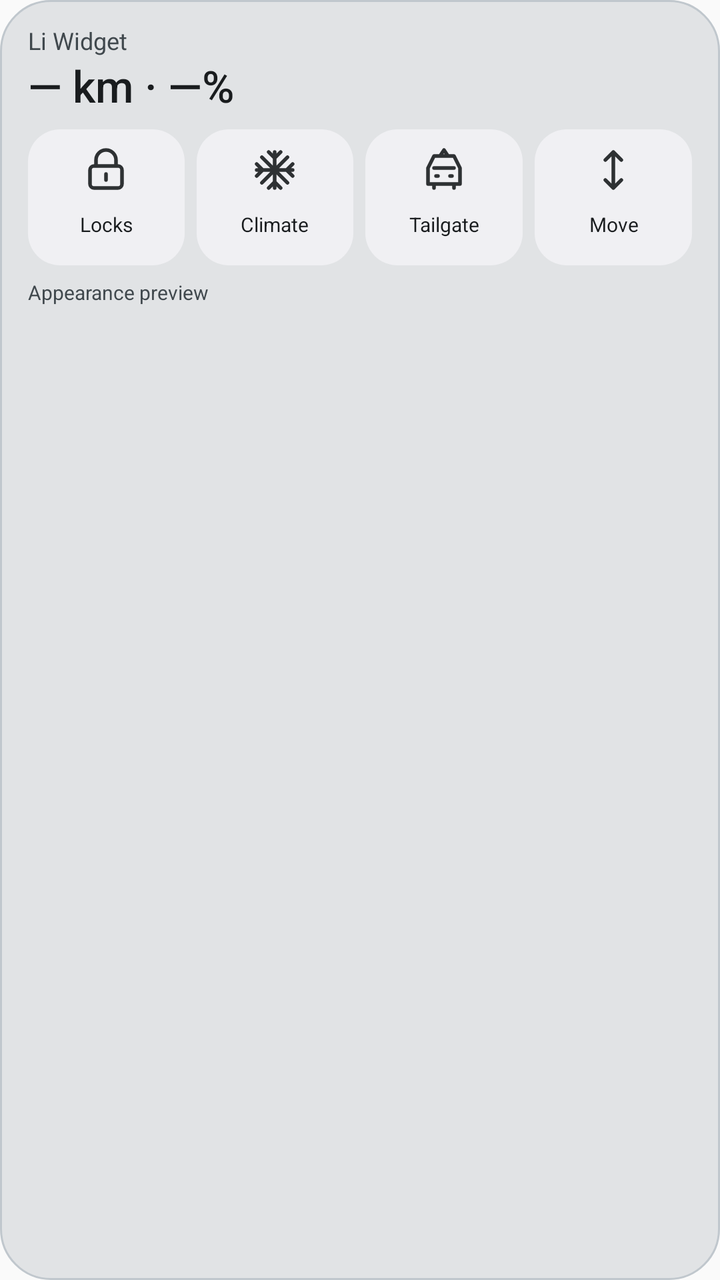
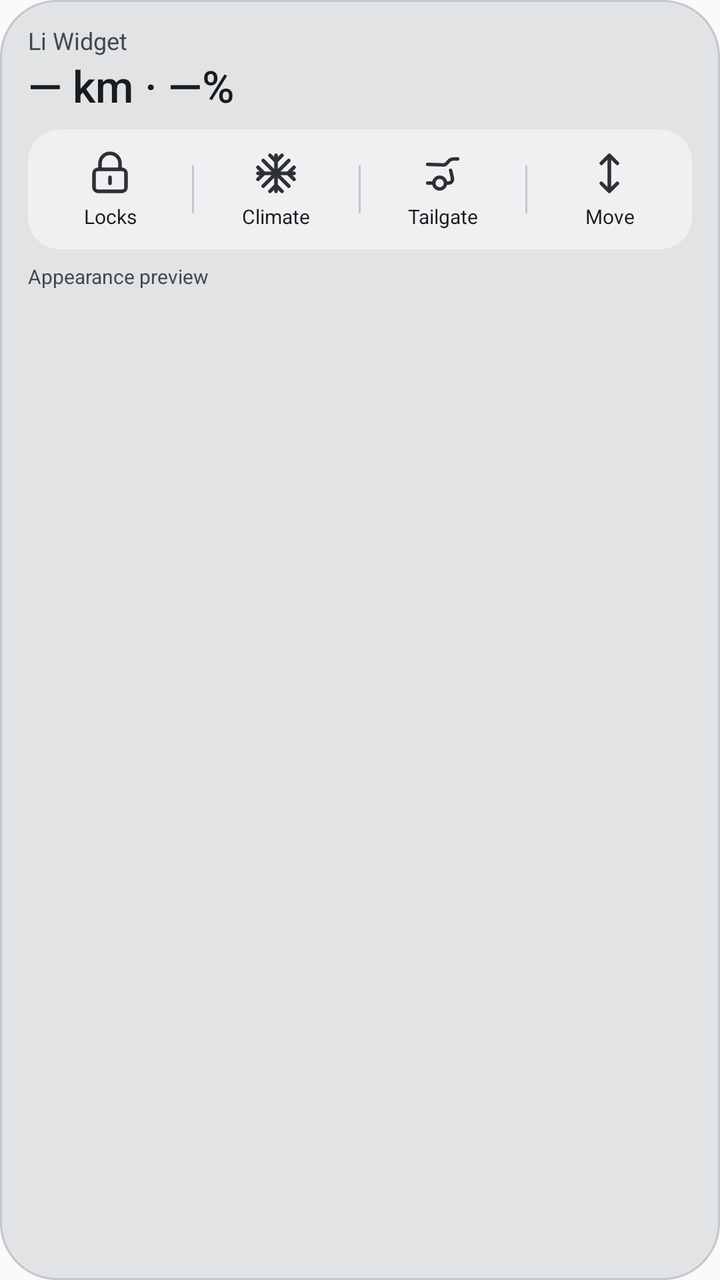

An Android layout rendered at two revisions. The XML below is the earlier revision; the diff shows what the commit changed to produce the second picture.
<!-- AndroidManifest.xml: application theme android:Theme.Material.Light.NoActionBar -->
<!-- res/layout/widget_picker_preview.xml -->
<LinearLayout xmlns:android="http://schemas.android.com/apk/res/android" android:layout_width="match_parent" android:layout_height="wrap_content" android:orientation="vertical" android:padding="14dp" android:background="@drawable/surface_system">
 <TextView android:layout_width="match_parent" android:layout_height="wrap_content" android:text="@string/app_name" android:textColor="@color/widget_initial_secondary" android:textSize="12sp" android:includeFontPadding="false"/>
 <TextView android:layout_width="match_parent" android:layout_height="wrap_content" android:layout_marginTop="3dp" android:layout_marginBottom="8dp" android:text="@string/preview_metrics" android:textColor="@color/widget_initial_primary" android:textSize="22sp" android:fontFamily="sans-serif-medium" android:includeFontPadding="false"/>
 <LinearLayout android:layout_width="match_parent" android:layout_height="wrap_content" android:orientation="horizontal"><LinearLayout android:layout_width="0dp" android:layout_weight="1" android:layout_height="wrap_content" android:minHeight="68dp" android:layout_marginEnd="6dp" android:gravity="center" android:orientation="vertical" android:padding="5dp" android:background="@drawable/preview_panel">
 <ImageView android:layout_width="24dp" android:layout_height="24dp" android:src="@drawable/preview_lock" android:tint="@color/widget_initial_icon" android:importantForAccessibility="no"/>
 <TextView android:layout_width="match_parent" android:layout_height="wrap_content" android:layout_marginTop="4dp" android:text="@string/action_locks" android:textColor="@color/widget_initial_primary" android:textSize="10sp" android:gravity="center" android:maxLines="2" android:minLines="2" android:includeFontPadding="false"/>
</LinearLayout><LinearLayout android:layout_width="0dp" android:layout_weight="1" android:layout_height="wrap_content" android:minHeight="68dp" android:layout_marginEnd="6dp" android:gravity="center" android:orientation="vertical" android:padding="5dp" android:background="@drawable/preview_panel">
 <ImageView android:layout_width="24dp" android:layout_height="24dp" android:src="@drawable/preview_climate" android:tint="@color/widget_initial_icon" android:importantForAccessibility="no"/>
 <TextView android:layout_width="match_parent" android:layout_height="wrap_content" android:layout_marginTop="4dp" android:text="@string/action_climate" android:textColor="@color/widget_initial_primary" android:textSize="10sp" android:gravity="center" android:maxLines="2" android:minLines="2" android:includeFontPadding="false"/>
</LinearLayout><LinearLayout android:layout_width="0dp" android:layout_weight="1" android:layout_height="wrap_content" android:minHeight="68dp" android:layout_marginEnd="6dp" android:gravity="center" android:orientation="vertical" android:padding="5dp" android:background="@drawable/preview_panel">
 <ImageView android:layout_width="24dp" android:layout_height="24dp" android:src="@drawable/preview_tailgate" android:tint="@color/widget_initial_icon" android:importantForAccessibility="no"/>
 <TextView android:layout_width="match_parent" android:layout_height="wrap_content" android:layout_marginTop="4dp" android:text="@string/action_tailgate" android:textColor="@color/widget_initial_primary" android:textSize="10sp" android:gravity="center" android:maxLines="2" android:minLines="2" android:includeFontPadding="false"/>
</LinearLayout><LinearLayout android:layout_width="0dp" android:layout_weight="1" android:layout_height="wrap_content" android:minHeight="68dp" android:layout_marginEnd="0dp" android:gravity="center" android:orientation="vertical" android:padding="5dp" android:background="@drawable/preview_panel">
 <ImageView android:layout_width="24dp" android:layout_height="24dp" android:src="@drawable/preview_move" android:tint="@color/widget_initial_icon" android:importantForAccessibility="no"/>
 <TextView android:layout_width="match_parent" android:layout_height="wrap_content" android:layout_marginTop="4dp" android:text="@string/action_move" android:textColor="@color/widget_initial_primary" android:textSize="10sp" android:gravity="center" android:maxLines="2" android:minLines="2" android:includeFontPadding="false"/>
</LinearLayout></LinearLayout>
 <TextView android:layout_width="match_parent" android:layout_height="wrap_content" android:layout_marginTop="8dp" android:text="@string/preview_caption" android:textColor="@color/widget_initial_secondary" android:textSize="10sp" android:includeFontPadding="false"/>
</LinearLayout>
<!-- resources referenced by this layout -->
<resources>
  <color name="widget_initial_icon">@android:color/system_neutral1_800</color>
  <color name="widget_initial_primary">@android:color/system_neutral1_900</color>
  <color name="widget_initial_secondary">@android:color/system_neutral2_700</color>
  <!-- drawable preview_climate (drawable) -->
  <vector xmlns:android="http://schemas.android.com/apk/res/android" android:width="24dp" android:height="24dp" android:viewportWidth="24" android:viewportHeight="24"><path android:fillColor="@android:color/transparent" android:strokeColor="#FFFFFFFF" android:strokeWidth="1.8" android:strokeLineCap="round" android:strokeLineJoin="round" android:pathData="M12,3v18M3,12h18M5.6,5.6l12.8,12.8M5.6,18.4L18.4,5.6M9,3l3,3l3,-3M9,21l3,-3l3,3M3,9l3,3l-3,3M21,9l-3,3l3,3"/></vector>
  <!-- drawable preview_lock (drawable) -->
  <vector xmlns:android="http://schemas.android.com/apk/res/android" android:width="24dp" android:height="24dp" android:viewportWidth="24" android:viewportHeight="24"><path android:fillColor="@android:color/transparent" android:strokeColor="#FFFFFFFF" android:strokeWidth="1.8" android:strokeLineCap="round" android:strokeLineJoin="round" android:pathData="M7,10V7a5,5 0,0 1,10,0v3M6,10h12a2,2 0,0 1,2,2v7a2,2 0,0 1,-2,2H6a2,2 0,0 1,-2,-2v-7a2,2 0,0 1,2,-2M12,14v3"/></vector>
  <!-- drawable preview_move (drawable) -->
  <vector xmlns:android="http://schemas.android.com/apk/res/android" android:width="24dp" android:height="24dp" android:viewportWidth="24" android:viewportHeight="24"><path android:fillColor="@android:color/transparent" android:strokeColor="#FFFFFFFF" android:strokeWidth="1.8" android:strokeLineCap="round" android:strokeLineJoin="round" android:pathData="M12,3v18M8,7l4,-4l4,4M8,17l4,4l4,-4"/></vector>
  <!-- drawable preview_panel (drawable) -->
  <shape xmlns:android="http://schemas.android.com/apk/res/android"><solid android:color="@color/widget_initial_panel"/><corners android:radius="16dp"/></shape>
  <!-- drawable preview_tailgate (drawable) -->
  <vector xmlns:android="http://schemas.android.com/apk/res/android" android:width="24dp" android:height="24dp" android:viewportWidth="24" android:viewportHeight="24"><path android:fillColor="@android:color/transparent" android:strokeColor="#FFFFFFFF" android:strokeWidth="1.8" android:strokeLineCap="round" android:strokeLineJoin="round" android:pathData="M4,11l3,-6h10l3,6v8H4Z M7,19v2M17,19v2M7,11h10M8,15h1M15,15h1M10,5l2,-3l2,3"/></vector>
  <!-- drawable surface_system (drawable) -->
  <shape xmlns:android="http://schemas.android.com/apk/res/android"><solid android:color="@color/widget_initial_background"/><corners android:radius="25dp"/><stroke android:width="1dp" android:color="@color/widget_initial_outline"/></shape>
  <string name="action_climate">Climate</string>
  <string name="action_locks">Locks</string>
  <string name="action_move">Move</string>
  <string name="action_tailgate">Tailgate</string>
  <string name="app_name">Li Widget</string>
  <string name="preview_caption">Appearance preview</string>
  <string name="preview_metrics">— km · —%</string>
  <color name="widget_initial_panel">@android:color/system_neutral1_50</color>
  <color name="widget_initial_background">@android:color/system_neutral1_100</color>
  <color name="widget_initial_outline">@android:color/system_neutral2_200</color>
</resources>

<!-- the commit's change to res/layout/widget_picker_preview.xml (unified diff, before → after) -->
@@ -1,18 +1,26 @@
-<LinearLayout xmlns:android="http://schemas.android.com/apk/res/android" android:layout_width="match_parent" android:layout_height="wrap_content" android:orientation="vertical" android:padding="14dp" android:background="@drawable/surface_system">
- <TextView android:layout_width="match_parent" android:layout_height="wrap_content" android:text="@string/app_name" android:textColor="@color/widget_initial_secondary" android:textSize="12sp" android:includeFontPadding="false"/>
- <TextView android:layout_width="match_parent" android:layout_height="wrap_content" android:layout_marginTop="3dp" android:layout_marginBottom="8dp" android:text="@string/preview_metrics" android:textColor="@color/widget_initial_primary" android:textSize="22sp" android:fontFamily="sans-serif-medium" android:includeFontPadding="false"/>
- <LinearLayout android:layout_width="match_parent" android:layout_height="wrap_content" android:orientation="horizontal"><LinearLayout android:layout_width="0dp" android:layout_weight="1" android:layout_height="wrap_content" android:minHeight="68dp" android:layout_marginEnd="6dp" android:gravity="center" android:orientation="vertical" android:padding="5dp" android:background="@drawable/preview_panel">
- <ImageView android:layout_width="24dp" android:layout_height="24dp" android:src="@drawable/preview_lock" android:tint="@color/widget_initial_icon" android:importantForAccessibility="no"/>
- <TextView android:layout_width="match_parent" android:layout_height="wrap_content" android:layout_marginTop="4dp" android:text="@string/action_locks" android:textColor="@color/widget_initial_primary" android:textSize="10sp" android:gravity="center" android:maxLines="2" android:minLines="2" android:includeFontPadding="false"/>
-</LinearLayout><LinearLayout android:layout_width="0dp" android:layout_weight="1" android:layout_height="wrap_content" android:minHeight="68dp" android:layout_marginEnd="6dp" android:gravity="center" android:orientation="vertical" android:padding="5dp" android:background="@drawable/preview_panel">
- <ImageView android:layout_width="24dp" android:layout_height="24dp" android:src="@drawable/preview_climate" android:tint="@color/widget_initial_icon" android:importantForAccessibility="no"/>
- <TextView android:layout_width="match_parent" android:layout_height="wrap_content" android:layout_marginTop="4dp" android:text="@string/action_climate" android:textColor="@color/widget_initial_primary" android:textSize="10sp" android:gravity="center" android:maxLines="2" android:minLines="2" android:includeFontPadding="false"/>
-</LinearLayout><LinearLayout android:layout_width="0dp" android:layout_weight="1" android:layout_height="wrap_content" android:minHeight="68dp" android:layout_marginEnd="6dp" android:gravity="center" android:orientation="vertical" android:padding="5dp" android:background="@drawable/preview_panel">
- <ImageView android:layout_width="24dp" android:layout_height="24dp" android:src="@drawable/preview_tailgate" android:tint="@color/widget_initial_icon" android:importantForAccessibility="no"/>
- <TextView android:layout_width="match_parent" android:layout_height="wrap_content" android:layout_marginTop="4dp" android:text="@string/action_tailgate" android:textColor="@color/widget_initial_primary" android:textSize="10sp" android:gravity="center" android:maxLines="2" android:minLines="2" android:includeFontPadding="false"/>
-</LinearLayout><LinearLayout android:layout_width="0dp" android:layout_weight="1" android:layout_height="wrap_content" android:minHeight="68dp" android:layout_marginEnd="0dp" android:gravity="center" android:orientation="vertical" android:padding="5dp" android:background="@drawable/preview_panel">
- <ImageView android:layout_width="24dp" android:layout_height="24dp" android:src="@drawable/preview_move" android:tint="@color/widget_initial_icon" android:importantForAccessibility="no"/>
- <TextView android:layout_width="match_parent" android:layout_height="wrap_content" android:layout_marginTop="4dp" android:text="@string/action_move" android:textColor="@color/widget_initial_primary" android:textSize="10sp" android:gravity="center" android:maxLines="2" android:minLines="2" android:includeFontPadding="false"/>
-</LinearLayout></LinearLayout>
- <TextView android:layout_width="match_parent" android:layout_height="wrap_content" android:layout_marginTop="8dp" android:text="@string/preview_caption" android:textColor="@color/widget_initial_secondary" android:textSize="10sp" android:includeFontPadding="false"/>
+﻿<LinearLayout xmlns:android="http://schemas.android.com/apk/res/android" android:layout_width="match_parent" android:layout_height="wrap_content" android:orientation="vertical" android:padding="14dp" android:background="@drawable/surface_system">
+  <TextView android:layout_width="match_parent" android:layout_height="wrap_content" android:text="@string/app_name" android:textColor="@color/widget_initial_secondary" android:textSize="12sp" android:includeFontPadding="false" />
+  <TextView android:layout_width="match_parent" android:layout_height="wrap_content" android:layout_marginTop="3dp" android:layout_marginBottom="8dp" android:text="@string/preview_metrics" android:textColor="@color/widget_initial_primary" android:textSize="22sp" android:fontFamily="sans-serif-medium" android:includeFontPadding="false" />
+  <LinearLayout android:layout_width="match_parent" android:layout_height="wrap_content" android:orientation="horizontal" android:background="@drawable/preview_panel" android:gravity="center_vertical" android:baselineAligned="false">
+    <LinearLayout android:layout_width="0dp" android:layout_weight="1" android:layout_height="wrap_content" android:minHeight="60dp" android:gravity="center" android:orientation="vertical" android:padding="5dp">
+      <ImageView android:layout_width="24dp" android:layout_height="24dp" android:src="@drawable/preview_lock" android:tint="@color/widget_initial_icon" android:importantForAccessibility="no" />
+      <TextView android:layout_width="match_parent" android:layout_height="wrap_content" android:layout_marginTop="4dp" android:text="@string/action_locks" android:textColor="@color/widget_initial_primary" android:textSize="10sp" android:gravity="center" android:maxLines="2" android:includeFontPadding="false" />
+    </LinearLayout>
+    <TextView android:layout_width="1dp" android:layout_height="24dp" android:background="@color/widget_initial_outline" android:importantForAccessibility="no" />
+    <LinearLayout android:layout_width="0dp" android:layout_weight="1" android:layout_height="wrap_content" android:minHeight="60dp" android:gravity="center" android:orientation="vertical" android:padding="5dp">
+      <ImageView android:layout_width="24dp" android:layout_height="24dp" android:src="@drawable/preview_climate" android:tint="@color/widget_initial_icon" android:importantForAccessibility="no" />
+      <TextView android:layout_width="match_parent" android:layout_height="wrap_content" android:layout_marginTop="4dp" android:text="@string/action_climate" android:textColor="@color/widget_initial_primary" android:textSize="10sp" android:gravity="center" android:maxLines="2" android:includeFontPadding="false" />
+    </LinearLayout>
+    <TextView android:layout_width="1dp" android:layout_height="24dp" android:background="@color/widget_initial_outline" android:importantForAccessibility="no" />
+    <LinearLayout android:layout_width="0dp" android:layout_weight="1" android:layout_height="wrap_content" android:minHeight="60dp" android:gravity="center" android:orientation="vertical" android:padding="5dp">
+      <ImageView android:layout_width="24dp" android:layout_height="24dp" android:src="@drawable/preview_tailgate" android:tint="@color/widget_initial_icon" android:importantForAccessibility="no" />
+      <TextView android:layout_width="match_parent" android:layout_height="wrap_content" android:layout_marginTop="4dp" android:text="@string/action_tailgate" android:textColor="@color/widget_initial_primary" android:textSize="10sp" android:gravity="center" android:maxLines="2" android:includeFontPadding="false" />
+    </LinearLayout>
+    <TextView android:layout_width="1dp" android:layout_height="24dp" android:background="@color/widget_initial_outline" android:importantForAccessibility="no" />
+    <LinearLayout android:layout_width="0dp" android:layout_weight="1" android:layout_height="wrap_content" android:minHeight="60dp" android:gravity="center" android:orientation="vertical" android:padding="5dp">
+      <ImageView android:layout_width="24dp" android:layout_height="24dp" android:src="@drawable/preview_move" android:tint="@color/widget_initial_icon" android:importantForAccessibility="no" />
+      <TextView android:layout_width="match_parent" android:layout_height="wrap_content" android:layout_marginTop="4dp" android:text="@string/action_move" android:textColor="@color/widget_initial_primary" android:textSize="10sp" android:gravity="center" android:maxLines="2" android:includeFontPadding="false" />
+    </LinearLayout>
+  </LinearLayout>
+  <TextView android:layout_width="match_parent" android:layout_height="wrap_content" android:layout_marginTop="8dp" android:text="@string/preview_caption" android:textColor="@color/widget_initial_secondary" android:textSize="10sp" android:includeFontPadding="false" />
 </LinearLayout>
<!-- resource entries referenced after the edit -->
@@ -12,9 +12,16 @@
   <!-- drawable preview_panel (drawable) -->
   <shape xmlns:android="http://schemas.android.com/apk/res/android"><solid android:color="@color/widget_initial_panel"/><corners android:radius="16dp"/></shape>
   <!-- drawable preview_tailgate (drawable) -->
-  <vector xmlns:android="http://schemas.android.com/apk/res/android" android:width="24dp" android:height="24dp" android:viewportWidth="24" android:viewportHeight="24"><path android:fillColor="@android:color/transparent" android:strokeColor="#FFFFFFFF" android:strokeWidth="1.8" android:strokeLineCap="round" android:strokeLineJoin="round" android:pathData="M4,11l3,-6h10l3,6v8H4Z M7,19v2M17,19v2M7,11h10M8,15h1M15,15h1M10,5l2,-3l2,3"/></vector>
+  <vector xmlns:android="http://schemas.android.com/apk/res/android"
+      android:width="32dp" android:height="32dp"
+      android:viewportWidth="32" android:viewportHeight="32">
+      <path android:fillColor="@android:color/transparent"
+          android:strokeColor="#FFFFFFFF" android:strokeWidth="2.3"
+          android:strokeLineCap="round" android:strokeLineJoin="round"
+          android:pathData="M6,10 L16.8,10.4 Q17.8,10.4 18.7,9.3 L20.7,7.2 Q21.8,6.4 23.5,6.4 L26,6.4 M21.3,14 L22.3,18.3 C23,21.1 21.8,22.5 19.8,22.5 L18.1,22.5 M6,22.5 L10.1,22.5 M17.9,22.5 A3.9,3.9 0,1 1,10.1 22.5 A3.9,3.9 0,1 1,17.9 22.5"/>
+  </vector>
   <!-- drawable surface_system (drawable) -->
-  <shape xmlns:android="http://schemas.android.com/apk/res/android"><solid android:color="@color/widget_initial_background"/><corners android:radius="25dp"/><stroke android:width="1dp" android:color="@color/widget_initial_outline"/></shape>
+  <shape xmlns:android="http://schemas.android.com/apk/res/android"><solid android:color="@color/widget_initial_background"/><corners android:radius="@dimen/widget_corner_radius"/><stroke android:width="1dp" android:color="@color/widget_initial_outline"/></shape>
   <string name="action_climate">Climate</string>
   <string name="action_locks">Locks</string>
   <string name="action_move">Move</string>
@@ -24,6 +31,7 @@
   <string name="preview_metrics">— km · —%</string>
   <color name="widget_initial_panel">@android:color/system_neutral1_50</color>
   <color name="widget_initial_background">@android:color/system_neutral1_100</color>
+  <dimen name="widget_corner_radius">@android:dimen/system_app_widget_background_radius</dimen>
   <color name="widget_initial_outline">@android:color/system_neutral2_200</color>
 </resources>
 
